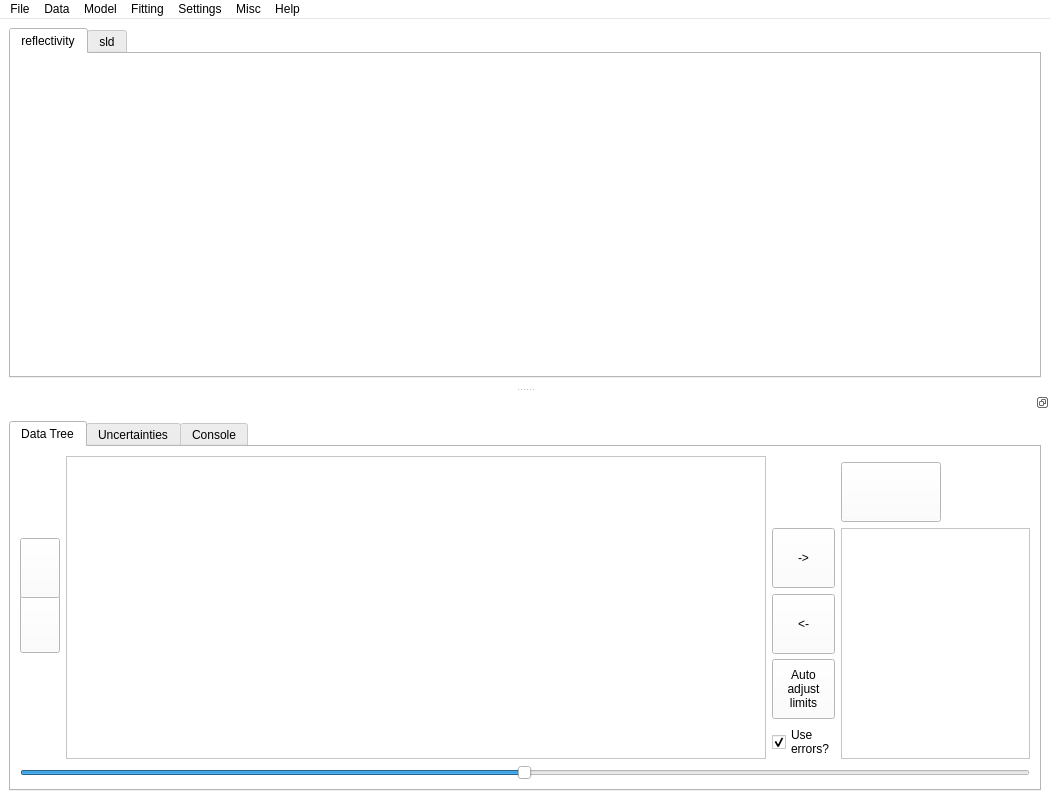
refnx/refnx, file refnx/reflect/_app/ui/motofit.ui: the form before one commit.
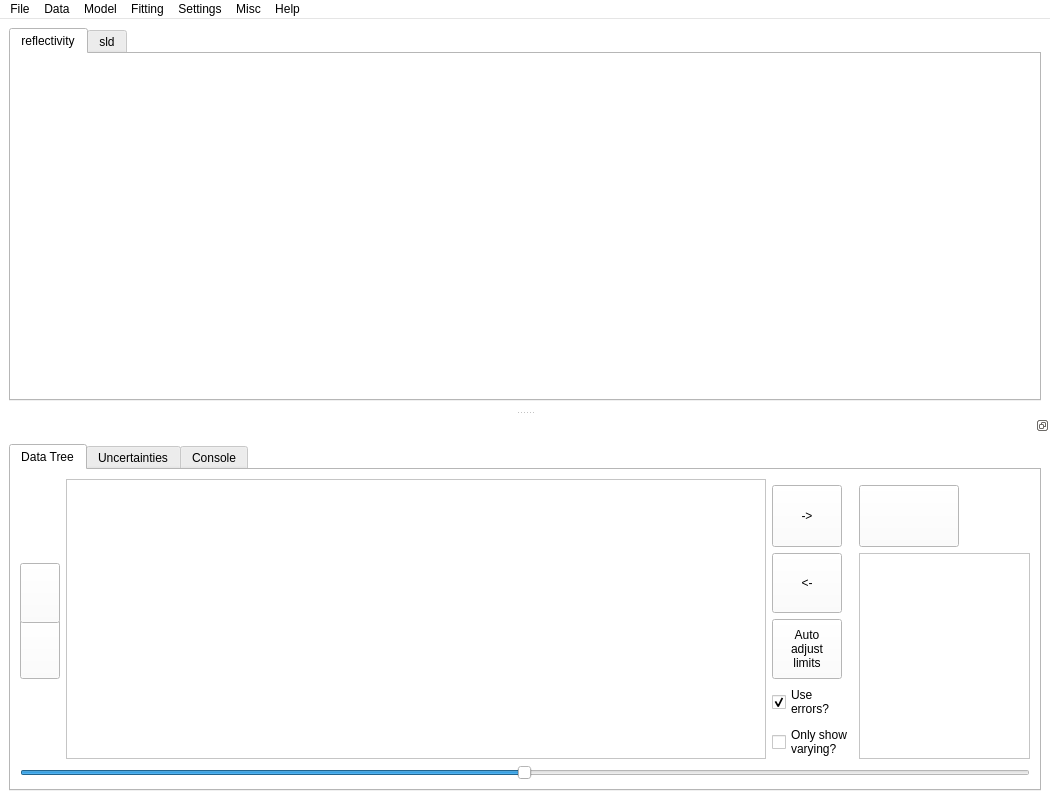
The form after the commit. Icons and pictures are not drawn.

Commit message: ENH: only show pars/data being fitted

The edit to the form file:
```diff
--- a/refnx/reflect/_app/ui/motofit.ui
+++ b/refnx/reflect/_app/ui/motofit.ui
@@ -662,7 +662,7 @@
    </attribute>
    <widget class="QWidget" name="dockWidgetContents">
     <layout class="QGridLayout" name="gridLayout">
-     <item row="1" column="0">
+     <item row="0" column="0">
       <widget class="QTabWidget" name="tabWidget">
        <property name="enabled">
         <bool>true</bool>
@@ -696,52 +696,6 @@
          <string>Data and Model Trees</string>
         </attribute>
         <layout class="QGridLayout" name="gridLayout_2">
-         <item row="4" column="2">
-          <widget class="QPushButton" name="auto_limits_button">
-           <property name="minimumSize">
-            <size>
-             <width>60</width>
-             <height>60</height>
-            </size>
-           </property>
-           <property name="maximumSize">
-            <size>
-             <width>70</width>
-             <height>70</height>
-            </size>
-           </property>
-           <property name="toolTip">
-            <string>Give varying parameters finite limits</string>
-           </property>
-           <property name="text">
-            <string>Auto
-adjust
-limits</string>
-           </property>
-          </widget>
-         </item>
-         <item row="3" column="2">
-          <widget class="QPushButton" name="remove_from_fit_button">
-           <property name="minimumSize">
-            <size>
-             <width>60</width>
-             <height>60</height>
-            </size>
-           </property>
-           <property name="maximumSize">
-            <size>
-             <width>70</width>
-             <height>70</height>
-            </size>
-           </property>
-           <property name="toolTip">
-            <string>Remove dataset from those being fitted</string>
-           </property>
-           <property name="text">
-            <string>&lt;-</string>
-           </property>
-          </widget>
-         </item>
          <item row="1" column="3">
           <widget class="QPushButton" name="do_fit_button">
            <property name="sizePolicy">
@@ -783,20 +737,6 @@
            </property>
           </widget>
          </item>
-         <item row="5" column="2">
-          <widget class="QCheckBox" name="use_errors_checkbox">
-           <property name="text">
-            <string>Use
-errors?</string>
-           </property>
-           <property name="checked">
-            <bool>true</bool>
-           </property>
-           <property name="tristate">
-            <bool>false</bool>
-           </property>
-          </widget>
-         </item>
          <item row="8" column="0" colspan="4">
           <widget class="QSlider" name="paramsSlider">
            <property name="sizePolicy">
@@ -840,28 +780,6 @@
            </property>
           </widget>
          </item>
-         <item row="2" column="2">
-          <widget class="QPushButton" name="add_to_fit_button">
-           <property name="minimumSize">
-            <size>
-             <width>60</width>
-             <height>60</height>
-            </size>
-           </property>
-           <property name="maximumSize">
-            <size>
-             <width>70</width>
-             <height>70</height>
-            </size>
-           </property>
-           <property name="toolTip">
-            <string>Add a dataset to those being fitted</string>
-           </property>
-           <property name="text">
-            <string>-&gt;</string>
-           </property>
-          </widget>
-         </item>
          <item row="3" column="0">
           <widget class="QPushButton" name="remove_layer">
            <property name="maximumSize">
@@ -1019,6 +937,99 @@
            </attribute>
           </widget>
          </item>
+         <item row="1" column="2">
+          <widget class="QPushButton" name="add_to_fit_button">
+           <property name="minimumSize">
+            <size>
+             <width>60</width>
+             <height>60</height>
+            </size>
+           </property>
+           <property name="maximumSize">
+            <size>
+             <width>70</width>
+             <height>70</height>
+            </size>
+           </property>
+           <property name="toolTip">
+            <string>Add a dataset to those being fitted</string>
+           </property>
+           <property name="text">
+            <string>-&gt;</string>
+           </property>
+          </widget>
+         </item>
+         <item row="2" column="2">
+          <widget class="QPushButton" name="remove_from_fit_button">
+           <property name="minimumSize">
+            <size>
+             <width>60</width>
+             <height>60</height>
+            </size>
+           </property>
+           <property name="maximumSize">
+            <size>
+             <width>70</width>
+             <height>70</height>
+            </size>
+           </property>
+           <property name="toolTip">
+            <string>Remove dataset from those being fitted</string>
+           </property>
+           <property name="text">
+            <string>&lt;-</string>
+           </property>
+          </widget>
+         </item>
+         <item row="3" column="2">
+          <widget class="QPushButton" name="auto_limits_button">
+           <property name="minimumSize">
+            <size>
+             <width>60</width>
+             <height>60</height>
+            </size>
+           </property>
+           <property name="maximumSize">
+            <size>
+             <width>70</width>
+             <height>70</height>
+            </size>
+           </property>
+           <property name="toolTip">
+            <string>Give varying parameters finite limits</string>
+           </property>
+           <property name="text">
+            <string>Auto
+adjust
+limits</string>
+           </property>
+          </widget>
+         </item>
+         <item row="4" column="2">
+          <widget class="QCheckBox" name="use_errors_checkbox">
+           <property name="text">
+            <string>Use
+errors?</string>
+           </property>
+           <property name="checked">
+            <bool>true</bool>
+           </property>
+           <property name="tristate">
+            <bool>false</bool>
+           </property>
+          </widget>
+         </item>
+         <item row="5" column="2">
+          <widget class="QCheckBox" name="only_fitted">
+           <property name="toolTip">
+            <string>Only display the parameters that are being allowed to vary.</string>
+           </property>
+           <property name="text">
+            <string>Only show
+varying?</string>
+           </property>
+          </widget>
+         </item>
         </layout>
         <zorder>auto_limits_button</zorder>
         <zorder>remove_layer</zorder>
```
Left out of the diff: 14 changed lines with no effect on the pictures. The commit also changes 2 other files.
